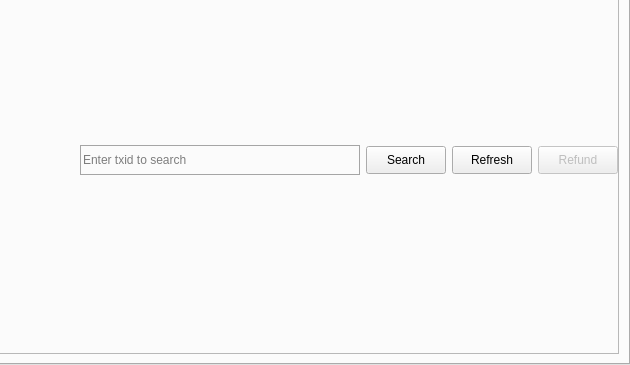
MassGrid/MassGrid, file src/qt/forms/masternodelist.ui: the form before one commit; both pictures show x 261 to 891 and y 89 to 454 of the 891 by 454 pixel window.
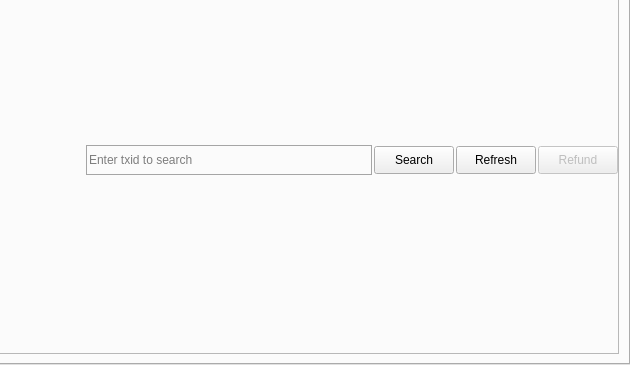
The form after the commit. The open tabs and pages were chosen to show the change.

What changed in the file:
```diff
--- a/src/qt/forms/masternodelist.ui
+++ b/src/qt/forms/masternodelist.ui
@@ -569,6 +569,9 @@
             <enum>QFrame::Raised</enum>
            </property>
            <layout class="QHBoxLayout" name="horizontalLayout" stretch="0,0,0,0,0">
+            <property name="spacing">
+             <number>2</number>
+            </property>
             <property name="leftMargin">
              <number>0</number>
             </property>
```
Left out of the diff: 8 changed lines with no effect on the pictures.
